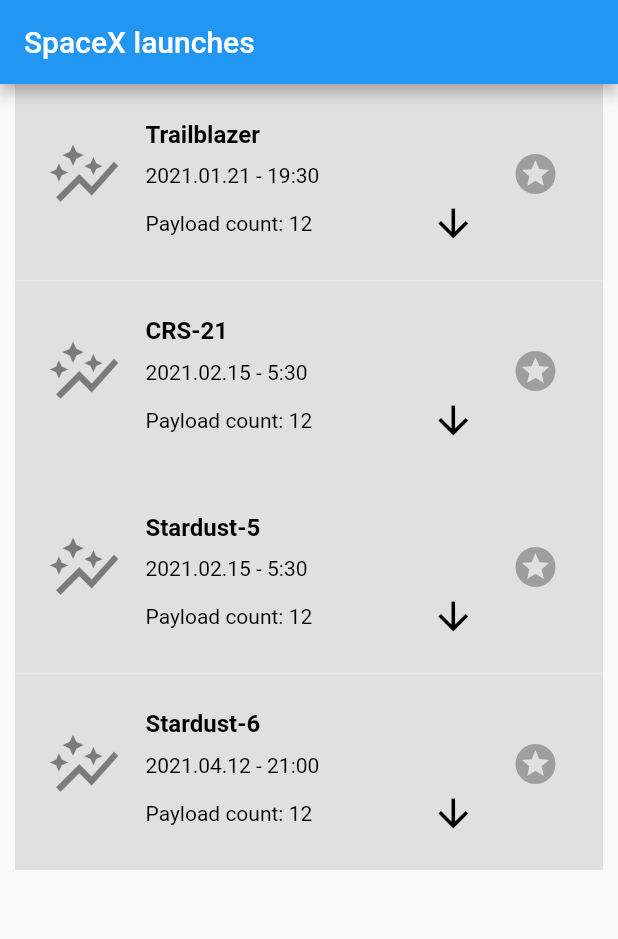
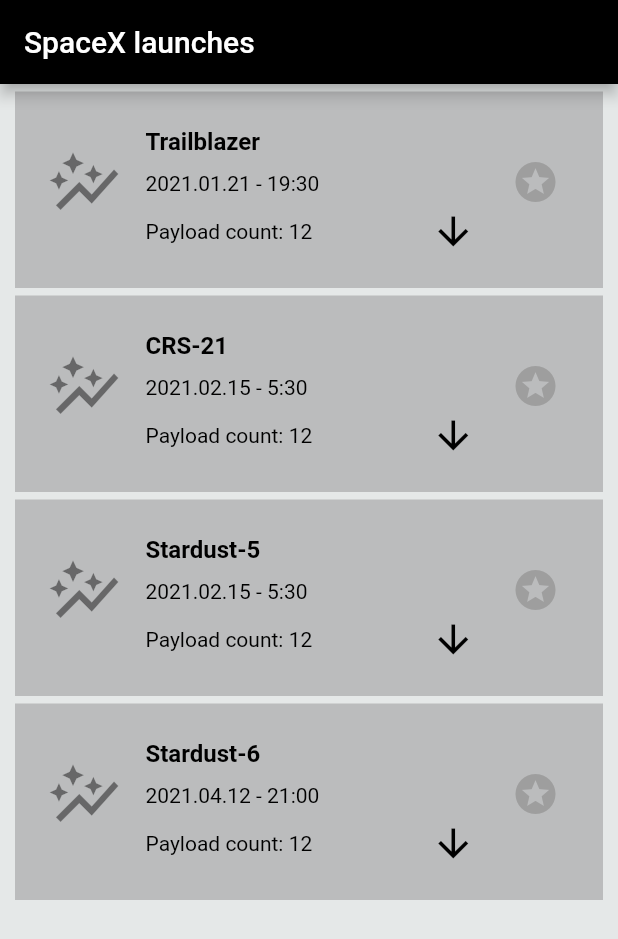
Before and after one commit to MeruyertBekzhigit/flutter-listing-app, a Flutter app: the screen it shows after launch, on a phone screen of 412 x 824 dp. Shown: the top 939 px of the screen. Run offline on Flutter 3.47's test engine with Material 2 defaults, Android fonts, the phone set to English and light mode, and no system bars; Roboto replaces fonts that are missing (Raleway).

Commit message:
Minor bg color and margin changes

```diff
--- a/lib/pages/launchlistpage.dart
+++ b/lib/pages/launchlistpage.dart
@@ -33,15 +33,17 @@ class LaunchListPageState extends State<LaunchListPage> {
   @override
   Widget build(BuildContext context) {
     return Scaffold(
+      backgroundColor: const Color(0xffe5e8e8),
         appBar: AppBar(
           title: const Text('SpaceX launches'),
+          backgroundColor: Colors.black,
         ),
         body: ListView.builder(
          itemCount: launches.length,
           itemBuilder: (BuildContext ctx, int index) {
            return Container(
-             color: const Color(0xffe0e0e0),
-             margin: const EdgeInsets.only(left: 10, right: 10),
+             color: const Color(0xffbbbcbd),
+             margin: const EdgeInsets.only(left: 10, right: 10, top: 5),
              padding: const EdgeInsets.only(left: 5, top: 20, right: 5, bottom: 10),
              child: ListTile(
                  leading: const Icon(
```
